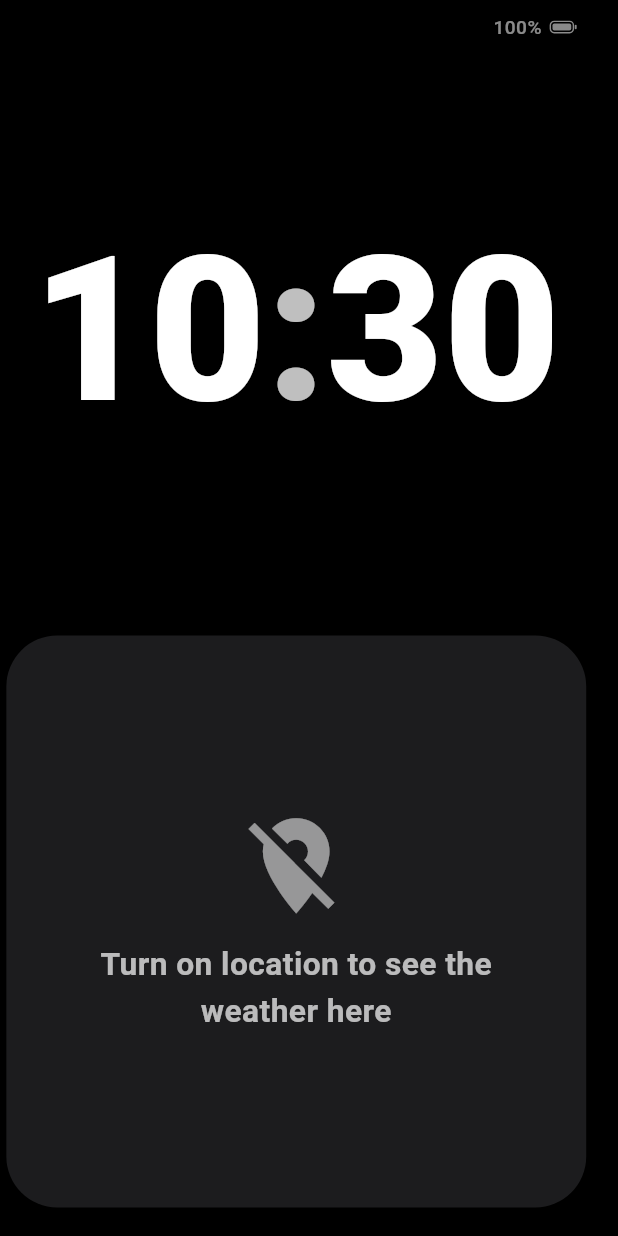
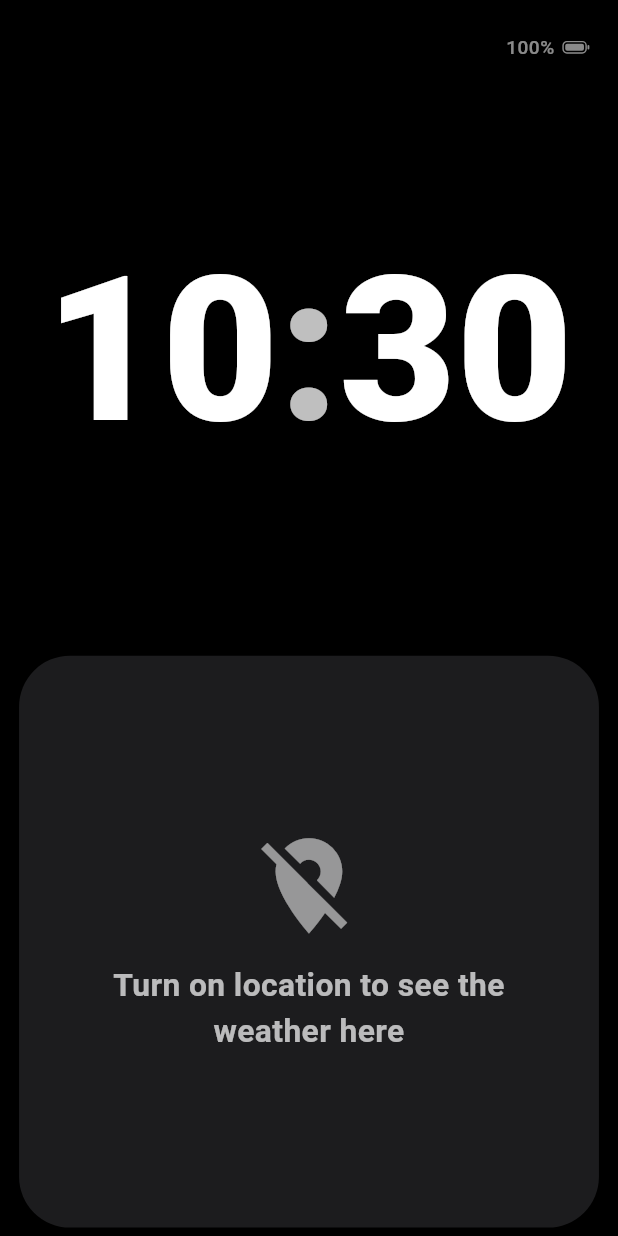
Before and after one commit to HardikKotangale/Dockwise, a Flutter app: the screen it shows after launch, on a phone screen of 412 x 824 dp. Run offline on Flutter 3.47's test engine with Material 3 defaults, Android fonts, the phone set to English and light mode, and no system bars; our stand-ins replace battery_plus, geolocator, sensors_plus, shared_preferences, timezone; missing offline and left inert: flutter_web_auth_2.

Commit message:
feat: stronger OLED burn-in protection
Orbit: the whole-screen shift is now a slow non-repeating orbit across the full
safe area (10 x 8 points), moving once a minute, instead of nine fixed positions
that repeated every nine minutes. Over a day it never lands on the same spot.

Dim when idle: after 2, 5 (default) or 10 minutes without a touch the screen
drops to about half brightness, fading down slowly and waking at once on a
touch. A static bright clock is what wears an OLED, so lowering it is the most
effective protection. New setting under OLED burn-in protection.

Tests: a full day of orbit positions (no repeats, bounded, full range), idle and
wake behavior, the Off choice and the default, and the dim overlay letting
touches through.

```diff
--- a/app/lib/src/core/burn_in_protection.dart
+++ b/app/lib/src/core/burn_in_protection.dart
@@ -1,3 +1,5 @@
+import 'dart:math' as math;
+
 import '../domain/standby_models.dart';
 
 class OffsetSnapshot {
@@ -30,11 +32,17 @@ class BurnInProtection {
       last.hour != now.hour ||
       last.minute != now.minute;
 
+  /// Where the whole screen sits at this [tick] (one tick a minute): a slow
+  /// orbit. Sine waves with irrational steps never repeat, so unlike a fixed
+  /// grid of positions every edge and every glyph is spread across the whole
+  /// safe area (10 x 8 points either way; the screen margin is 12) over the
+  /// days, instead of sitting on the same few pixels.
   static OffsetSnapshot offsetForTick(int tick, StandbySettings settings) {
     if (!settings.burnInProtection) return OffsetSnapshot.zero;
-    final index = tick % 9;
-    final dx = ((index % 3) - 1) * 8.0;
-    final dy = ((index ~/ 3) - 1) * 6.0;
-    return OffsetSnapshot(dx, dy);
+    final t = tick.toDouble();
+    return OffsetSnapshot(
+      10 * math.sin(t * 0.7236),
+      8 * math.sin(t * 1.1180 + 1.0),
+    );
   }
 }
--- a/app/lib/src/domain/standby_models.dart
+++ b/app/lib/src/domain/standby_models.dart
@@ -398,6 +398,7 @@ class StandbySettings {
     this.lowBatteryAlert = true,
     this.lowBatteryLevel = 20,
     this.autoBrightness = true,
+    this.idleDimMinutes = 5,
     this.nightByLight = true,
     this.keepAwakeWhileCharging = true,
     this.use24HourTime = true,
@@ -441,6 +442,8 @@ class StandbySettings {
   final int lowBatteryLevel; // percent at or below which that prompt shows
   final bool
   autoBrightness; // follow the room light (Android); iOS auto-brightness
+  final int
+  idleDimMinutes; // dim the whole screen after this long untouched; 0 = never
   final bool nightByLight; // night look also when the room is dark
   final bool keepAwakeWhileCharging;
   final bool use24HourTime;
@@ -551,6 +554,7 @@ class StandbySettings {
     bool? lowBatteryAlert,
     int? lowBatteryLevel,
     bool? autoBrightness,
+    int? idleDimMinutes,
     bool? nightByLight,
     bool? keepAwakeWhileCharging,
     bool? use24HourTime,
@@ -593,6 +597,7 @@ class StandbySettings {
       lowBatteryAlert: lowBatteryAlert ?? this.lowBatteryAlert,
       lowBatteryLevel: lowBatteryLevel ?? this.lowBatteryLevel,
       autoBrightness: autoBrightness ?? this.autoBrightness,
+      idleDimMinutes: idleDimMinutes ?? this.idleDimMinutes,
       nightByLight: nightByLight ?? this.nightByLight,
       keepAwakeWhileCharging:
           keepAwakeWhileCharging ?? this.keepAwakeWhileCharging,
@@ -639,6 +644,7 @@ class StandbySettings {
       'lowBatteryAlert': lowBatteryAlert,
       'lowBatteryLevel': lowBatteryLevel,
       'autoBrightness': autoBrightness,
+      'idleDimMinutes': idleDimMinutes,
       'nightByLight': nightByLight,
       'keepAwakeWhileCharging': keepAwakeWhileCharging,
       'use24HourTime': use24HourTime,
@@ -706,6 +712,7 @@ class StandbySettings {
           json['lowBatteryLevel'] as int? ?? defaults.lowBatteryLevel,
       autoBrightness:
           json['autoBrightness'] as bool? ?? defaults.autoBrightness,
+      idleDimMinutes: json['idleDimMinutes'] as int? ?? defaults.idleDimMinutes,
       nightByLight: json['nightByLight'] as bool? ?? defaults.nightByLight,
       keepAwakeWhileCharging:
           json['keepAwakeWhileCharging'] as bool? ??
@@ -764,6 +771,7 @@ class StandbySettings {
         other.lowBatteryAlert == lowBatteryAlert &&
         other.lowBatteryLevel == lowBatteryLevel &&
         other.autoBrightness == autoBrightness &&
+        other.idleDimMinutes == idleDimMinutes &&
         other.nightByLight == nightByLight &&
         other.keepAwakeWhileCharging == keepAwakeWhileCharging &&
         other.use24HourTime == use24HourTime &&
@@ -808,6 +816,7 @@ class StandbySettings {
     lowBatteryAlert,
     lowBatteryLevel,
     autoBrightness,
+    idleDimMinutes,
     nightByLight,
     keepAwakeWhileCharging,
     use24HourTime,
--- a/app/lib/src/features/standby/standby_screen.dart
+++ b/app/lib/src/features/standby/standby_screen.dart
@@ -13,6 +13,7 @@ import '../../services/weather_service.dart';
 import '../../state/standby_controller.dart';
 import 'widgets/battery_badge.dart';
 import 'widgets/clock_faces.dart';
+import 'widgets/idle_dim.dart';
 import 'widgets/integration_cards.dart';
 import 'widgets/mini_keyboard.dart';
 import 'widgets/music_sources_sheet.dart';
@@ -138,7 +139,11 @@ class _StandbyScreenState extends State<StandbyScreen> {
         return Scaffold(
           backgroundColor: Colors.black,
           // the low-battery prompt covers the whole screen, above everything
-          body: Stack(
+          // any touch wakes the screen from its idle dim
+          body: Listener(
+            behavior: HitTestBehavior.translucent,
+            onPointerDown: (_) => _controller.touched(),
+            child: Stack(
               fit: StackFit.expand,
               children: [
                 SafeArea(
@@ -241,7 +246,8 @@ class _StandbyScreenState extends State<StandbyScreen> {
                       );
                       final build = _dockBuild;
                       if (build == null) return dashboard;
-                    final typing = MediaQuery.viewInsetsOf(context).bottom > 0;
+                      final typing =
+                          MediaQuery.viewInsetsOf(context).bottom > 0;
                       final dock = _Dock(
                         title: _dockTitle,
                         onClose: _closeDock,
@@ -259,7 +265,10 @@ class _StandbyScreenState extends State<StandbyScreen> {
                                 Expanded(child: dashboard),
                                 const SizedBox(width: 12),
                                 SizedBox(
-                                width: (c.maxWidth * 0.42).clamp(320.0, 460.0),
+                                  width: (c.maxWidth * 0.42).clamp(
+                                    320.0,
+                                    460.0,
+                                  ),
                                   child: dock,
                                 ),
                               ],
@@ -268,12 +277,17 @@ class _StandbyScreenState extends State<StandbyScreen> {
                               children: [
                                 Expanded(child: dashboard),
                                 const SizedBox(height: 12),
-                              SizedBox(height: c.maxHeight * 0.46, child: dock),
+                                SizedBox(
+                                  height: c.maxHeight * 0.46,
+                                  child: dock,
+                                ),
                               ],
                             );
                     },
                   ),
                 ),
+                // OLED care: half brightness while nobody touches the screen
+                Positioned.fill(child: IdleDim(idle: _controller.idle)),
                 // small rotate symbol at the bottom when the screen is not turned
                 // the way the phone is held (e.g. rotation lock on)
                 const Positioned(
@@ -290,6 +304,7 @@ class _StandbyScreenState extends State<StandbyScreen> {
                   ),
                 ),
               ],
+            ),
           ),
         );
       },
@@ -1438,6 +1453,25 @@ class _AllSettings extends StatelessWidget {
                   value: settings.burnInProtection,
                   onChanged: (v) => set(settings.copyWith(burnInProtection: v)),
                   title: const Text('OLED burn-in protection'),
+                ),
+                ListTile(
+                  contentPadding: EdgeInsets.zero,
+                  title: const Text('Dim when idle'),
+                  subtitle: const Text(
+                    'Lowers the screen to about half after this long without a touch. Touch to wake.',
+                  ),
+                ),
+                Wrap(
+                  spacing: 8,
+                  children: [
+                    for (final m in const [0, 2, 5, 10])
+                      ChoiceChip(
+                        label: Text(m == 0 ? 'Off' : '$m min'),
+                        selected: settings.idleDimMinutes == m,
+                        onSelected: (_) =>
+                            set(settings.copyWith(idleDimMinutes: m)),
+                      ),
+                  ],
                 ),
                 SwitchListTile(
                   contentPadding: EdgeInsets.zero,
--- /dev/null
+++ b/app/lib/src/features/standby/widgets/idle_dim.dart
@@ -0,0 +1,18 @@
+import 'package:flutter/material.dart';
+
+/// Dims everything under it to about half when [idle]. It fades down slowly
+/// (nobody notices) and snaps back quickly on a touch. Touches pass through.
+class IdleDim extends StatelessWidget {
+  const IdleDim({super.key, required this.idle});
+
+  final bool idle;
+
+  @override
+  Widget build(BuildContext context) => IgnorePointer(
+    child: AnimatedOpacity(
+      opacity: idle ? 0.45 : 0, // black at 45% = the screen at 55%
+      duration: Duration(milliseconds: idle ? 3000 : 250),
+      child: const ColoredBox(color: Colors.black, child: SizedBox.expand()),
+    ),
+  );
+}
--- a/app/lib/src/state/standby_controller.dart
+++ b/app/lib/src/state/standby_controller.dart
@@ -445,6 +445,22 @@ class StandbyController extends ChangeNotifier with WidgetsBindingObserver {
     return ok;
   }
 
+  // OLED care: with nobody touching the screen, dim it to about half. A bright
+  // static clock is what wears an OLED, so this matters even in daylight.
+  DateTime lastTouch = DateTime.now();
+
+  bool get idle =>
+      settings.idleDimMinutes > 0 &&
+      DateTime.now().difference(lastTouch) >=
+          Duration(minutes: settings.idleDimMinutes);
+
+  /// Any touch wakes the screen from its idle dim.
+  void touched() {
+    final wasIdle = idle;
+    lastTouch = DateTime.now();
+    if (wasIdle) notifyListeners();
+  }
+
   // Room light (Android): the screen follows it, and a dark room switches the
   // night look on. iPhone gives apps no light sensor, so there the controller
   // leaves brightness alone and iOS's own auto-brightness does the adapting.
```
Also changed, not shown: 2 other files. Lines whose indentation alone changed are shown as unchanged.
